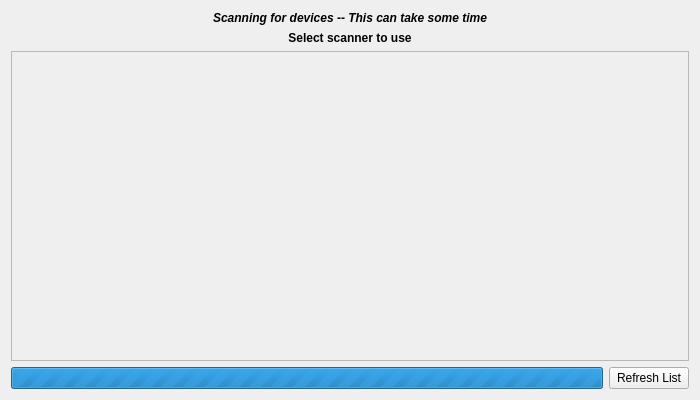
First picture: the form in gui/ui/DeviceSelection.ui, repository mensinda/qScan, before the edit.
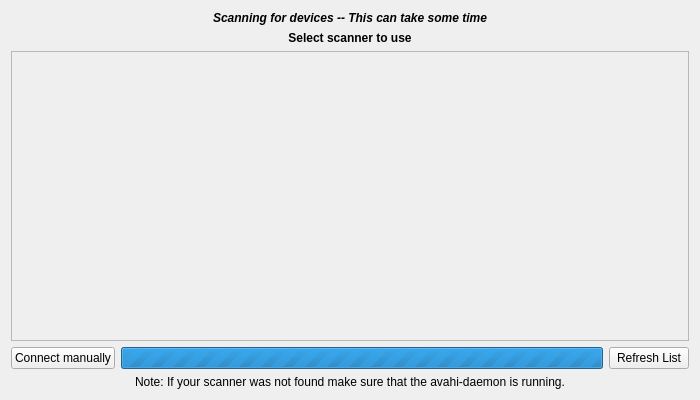
Second picture: the form after the edit. Icons and pictures are not drawn.

```diff
--- a/gui/ui/DeviceSelection.ui
+++ b/gui/ui/DeviceSelection.ui
@@ -76,7 +76,7 @@
         <x>0</x>
         <y>0</y>
         <width>684</width>
-        <height>291</height>
+        <height>266</height>
        </rect>
       </property>
       <layout class="QVBoxLayout" name="scrollLayout">
@@ -99,6 +99,16 @@
    </item>
    <item>
     <layout class="QHBoxLayout" name="hl1">
+     <item>
+      <widget class="QPushButton" name="manualBtn">
+       <property name="toolTip">
+        <string>Manually enter the device url to connect to</string>
+       </property>
+       <property name="text">
+        <string>Connect manually</string>
+       </property>
+      </widget>
+     </item>
      <item>
       <widget class="QProgressBar" name="progressBar">
        <property name="maximum">
@@ -121,6 +131,19 @@
      </item>
     </layout>
    </item>
+   <item>
+    <widget class="QLabel" name="avahiNoteLabel">
+     <property name="toolTip">
+      <string>Enter the device URL manually</string>
+     </property>
+     <property name="text">
+      <string>Note: If your scanner was not found make sure that the avahi-daemon is running.</string>
+     </property>
+     <property name="alignment">
+      <set>Qt::AlignCenter</set>
+     </property>
+    </widget>
+   </item>
   </layout>
  </widget>
  <resources/>
```
Left out of the diff: 17 changed lines with no effect on the pictures.
